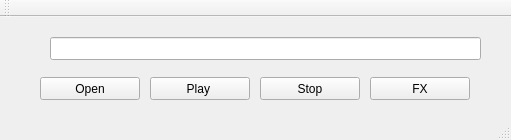
The window that vrokmain.ui (manushanga/vrok) describes before a commit, drawn with Qt 5.
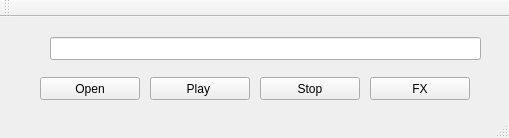
The same window after the commit.

```diff
--- a/vrokmain.ui
+++ b/vrokmain.ui
@@ -6,8 +6,8 @@
    <rect>
     <x>0</x>
     <y>0</y>
-    <width>511</width>
-    <height>140</height>
+    <width>509</width>
+    <height>138</height>
    </rect>
   </property>
   <property name="windowTitle">
```
Left out of the diff: 5 changed lines with no effect on the pictures.
